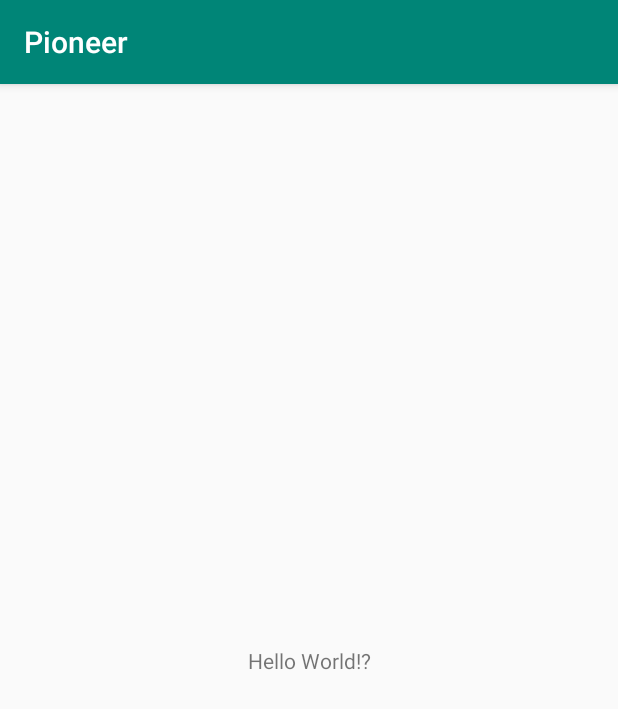
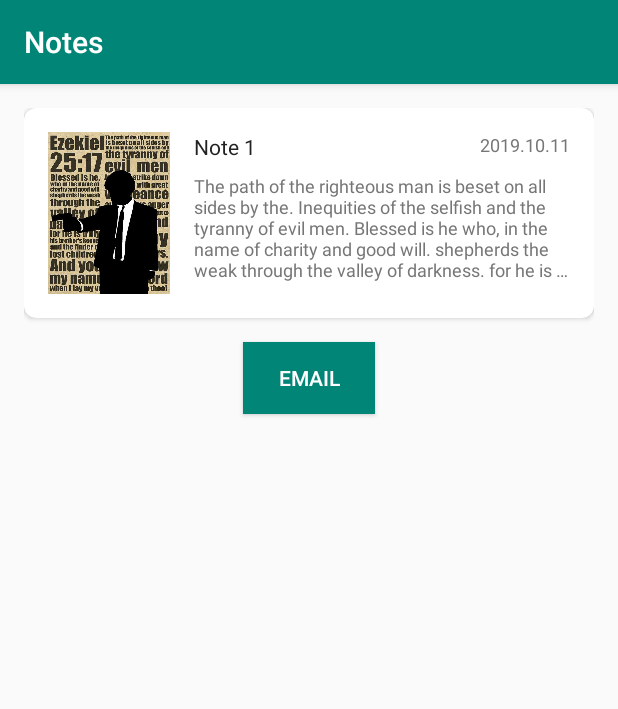
Before and after one commit to VovaMiller/android-course-2019, an Android app: the screen it shows after launch (MainActivity), on a phone screen of 412 x 824 dp. Shown: the top 709 px of the screen. Run offline under Robolectric (Android 15) with nearby library versions, the phone set to English and light mode, and no system bars.

Commit message:
hw2 (Первая верстка)

```diff
--- a/app/build.gradle
+++ b/app/build.gradle
@@ -26,4 +26,5 @@ dependencies {
     testImplementation 'junit:junit:4.12'
     androidTestImplementation 'androidx.test:runner:1.2.0'
     androidTestImplementation 'androidx.test.espresso:espresso-core:3.2.0'
+    implementation 'androidx.cardview:cardview:1.0.0'
 }
--- a/app/src/main/AndroidManifest.xml
+++ b/app/src/main/AndroidManifest.xml
@@ -9,6 +9,7 @@
         android:roundIcon="@mipmap/ic_launcher_round"
         android:supportsRtl="true"
         android:theme="@style/AppTheme">
+        <activity android:name=".InfoActivity"></activity>
         <activity android:name=".MainActivity">
             <intent-filter>
                 <action android:name="android.intent.action.MAIN" />
--- a/app/src/main/java/com/vovamiller_97/pioneer/MainActivity.java
+++ b/app/src/main/java/com/vovamiller_97/pioneer/MainActivity.java
@@ -2,13 +2,70 @@ package com.vovamiller_97.pioneer;
 
 import androidx.appcompat.app.AppCompatActivity;
 
+import android.content.ActivityNotFoundException;
+import android.content.Context;
+import android.content.Intent;
+import android.net.Uri;
 import android.os.Bundle;
+import android.view.View;
+import android.widget.Button;
+import android.widget.Toast;
 
 public class MainActivity extends AppCompatActivity {
+
+    private View cardView;
+    private Button buttonSendMail;
 
     @Override
     protected void onCreate(Bundle savedInstanceState) {
         super.onCreate(savedInstanceState);
         setContentView(R.layout.activity_main);
+
+        setTitle(R.string.title_main);
+
+        cardView = findViewById(R.id.cardView);
+        buttonSendMail = findViewById(R.id.buttonSendMail);
+
+        setListeners();
+    }
+
+    private void setListeners() {
+        cardView.setOnClickListener(new View.OnClickListener() {
+            @Override
+            public void onClick(View v) {
+                onClickCardView();
+            }
+        });
+        buttonSendMail.setOnClickListener(new View.OnClickListener() {
+            @Override
+            public void onClick(View v) {
+                onClickButtonSendMail();
+            }
+        });
+    }
+
+    private void onClickCardView() {
+        Intent infoIntent = new Intent(this, InfoActivity.class);
+
+        startActivity(infoIntent);
+    }
+
+    private void onClickButtonSendMail() {
+        String mailto = "mailto:vovamiller_97@mail.ru" +
+                "?subject=" + Uri.encode("Notes feedback");
+
+        Intent emailIntent = new Intent(Intent.ACTION_SENDTO);
+        emailIntent.setData(Uri.parse(mailto));
+
+        try {
+            startActivity(emailIntent);
+        } catch (ActivityNotFoundException e) {
+            Context context = getApplicationContext();
+            CharSequence text = "Can't find any EMail app!";
+            int duration = Toast.LENGTH_SHORT;
+
+            Toast toast = Toast.makeText(context, text, duration);
+            toast.show();
+        }
     }
 }
--- a/app/src/main/res/layout/activity_main.xml
+++ b/app/src/main/res/layout/activity_main.xml
@@ -1,18 +1,90 @@
 <?xml version="1.0" encoding="utf-8"?>
-<androidx.constraintlayout.widget.ConstraintLayout xmlns:android="http://schemas.android.com/apk/res/android"
-    xmlns:app="http://schemas.android.com/apk/res-auto"
+<LinearLayout
+    xmlns:android="http://schemas.android.com/apk/res/android"
     xmlns:tools="http://schemas.android.com/tools"
     android:layout_width="match_parent"
     android:layout_height="match_parent"
+    android:padding="16dp"
+    android:orientation="vertical"
+    android:gravity="center_horizontal"
     tools:context=".MainActivity">
 
-    <TextView
+    <androidx.cardview.widget.CardView
+        xmlns:card_view="http://schemas.android.com/apk/res-auto"
+        android:id="@+id/cardView"
+        android:layout_width="match_parent"
+        android:layout_height="140dp"
+        card_view:cardCornerRadius="8dp">
+        <androidx.constraintlayout.widget.ConstraintLayout
+            xmlns:app="http://schemas.android.com/apk/res-auto"
+            android:layout_width="match_parent"
+            android:layout_height="match_parent"
+            android:padding="16dp">
+
+            <ImageView
+                android:id="@+id/cardViewImg"
+                android:layout_width="81dp"
+                android:layout_height="match_parent"
+                app:layout_constraintLeft_toLeftOf="parent"
+                app:layout_constraintTop_toTopOf="parent"
+                app:layout_constraintBottom_toBottomOf="parent"
+                app:layout_constraintRight_toLeftOf="@+id/cardViewText"
+                android:contentDescription="@string/info_img_desc"
+                android:src="@drawable/pulp_fiction" />
+
+            <TextView
+                android:id="@+id/cardViewText"
+                android:layout_width="0dp"
+                android:layout_height="0dp"
+                android:layout_marginLeft="16dp"
+                android:layout_marginTop="8dp"
+                app:layout_constraintLeft_toRightOf="@+id/cardViewImg"
+                app:layout_constraintRight_toRightOf="parent"
+                app:layout_constraintTop_toBottomOf="@+id/cardViewTitle"
+                app:layout_constraintBottom_toBottomOf="parent"
+                android:maxLines="5"
+                android:ellipsize="end"
+                android:textSize="12sp"
+                android:textColor="@color/colorGrayText"
+                android:text="@string/info_text" />
+
+            <TextView
+                android:id="@+id/cardViewTitle"
+                android:layout_width="0dp"
+                android:layout_height="wrap_content"
+                android:layout_marginLeft="16dp"
+                android:layout_marginRight="8dp"
+                app:layout_constraintLeft_toRightOf="@+id/cardViewImg"
+                app:layout_constraintRight_toLeftOf="@+id/cardViewDate"
+                app:layout_constraintTop_toTopOf="parent"
+                android:maxLines="1"
+                android:ellipsize="end"
+                android:textSize="14sp"
+                android:textColor="@color/colorGrayTitle"
+                android:text="@string/title_info" />
+
+            <TextView
+                android:id="@+id/cardViewDate"
+                android:layout_width="wrap_content"
+                android:layout_height="wrap_content"
+                app:layout_constraintRight_toRightOf="parent"
+                app:layout_constraintTop_toTopOf="parent"
+                android:textSize="12sp"
+                android:textColor="@color/colorGrayText"
+                android:text="@string/fake_date" />
+
+        </androidx.constraintlayout.widget.ConstraintLayout>
+    </androidx.cardview.widget.CardView>
+
+    <Button
+        android:id="@+id/buttonSendMail"
         android:layout_width="wrap_content"
         android:layout_height="wrap_content"
-        android:text="Hello World!?"
-        app:layout_constraintBottom_toBottomOf="parent"
-        app:layout_constraintLeft_toLeftOf="parent"
-        app:layout_constraintRight_toRightOf="parent"
-        app:layout_constraintTop_toTopOf="parent" />
+        android:layout_marginTop="16dp"
+        android:textSize="14sp"
+        android:text="@string/button_send_mail"
+        style="@style/Widget.AppCompat.Button.Colored"
+        android:background="@color/colorPrimary">
+    </Button>
 
-</androidx.constraintlayout.widget.ConstraintLayout>
+</LinearLayout>
--- a/app/src/main/res/values/colors.xml
+++ b/app/src/main/res/values/colors.xml
@@ -3,4 +3,7 @@
     <color name="colorPrimary">#008577</color>
     <color name="colorPrimaryDark">#00574B</color>
     <color name="colorAccent">#D81B60</color>
+
+    <color name="colorGrayText">#767676</color>
+    <color name="colorGrayTitle">#212121</color>
 </resources>
--- a/app/src/main/res/values/strings.xml
+++ b/app/src/main/res/values/strings.xml
@@ -1,3 +1,12 @@
 <resources>
     <string name="app_name">Pioneer</string>
+    <string name="title_main">Notes</string>
+    <string name="title_info">Note 1</string>
+
+    <string name="button_send_mail">EMAIL</string>
+
+    <string name="info_img_desc">Pulp Fiction</string>
+    <string name="info_text">The path of the righteous man is beset on all sides by the. Inequities of the selfish and the tyranny of evil men. Blessed is he who, in the name of charity and good will. shepherds the weak through the valley of darkness. for he is truly his brother\'s keeper and the finder of lost children. And I will strike down upon thee with great vengeance and furious. Anger those who attempt to poison and destroy my brothers. And you will know. My name is the Lord when I lay my vengeance upon thee.</string>
+
+    <string name="fake_date">2019.10.11</string>
 </resources>
```
Also changed, not shown: app/src/main/java/com/vovamiller_97/pioneer/InfoActivity.java (added, +16 -0 lines), app/src/main/res/layout/activity_info.xml (added, +28 -0 lines), app/src/main/res/drawable/pulp_fiction.png (added).
